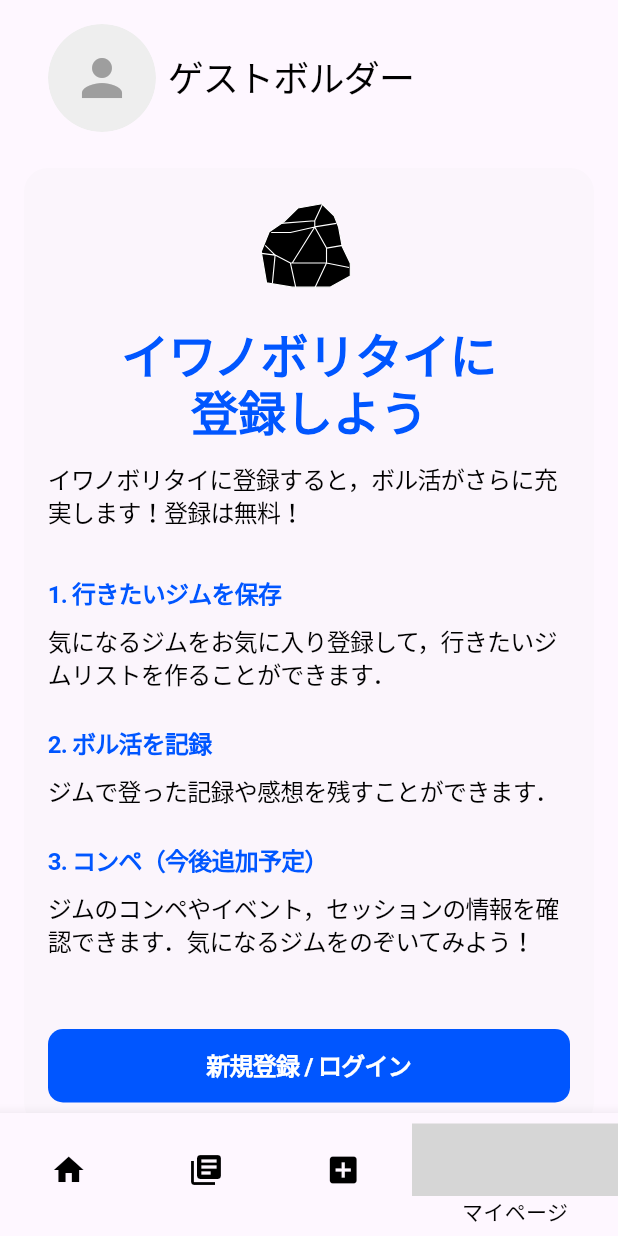
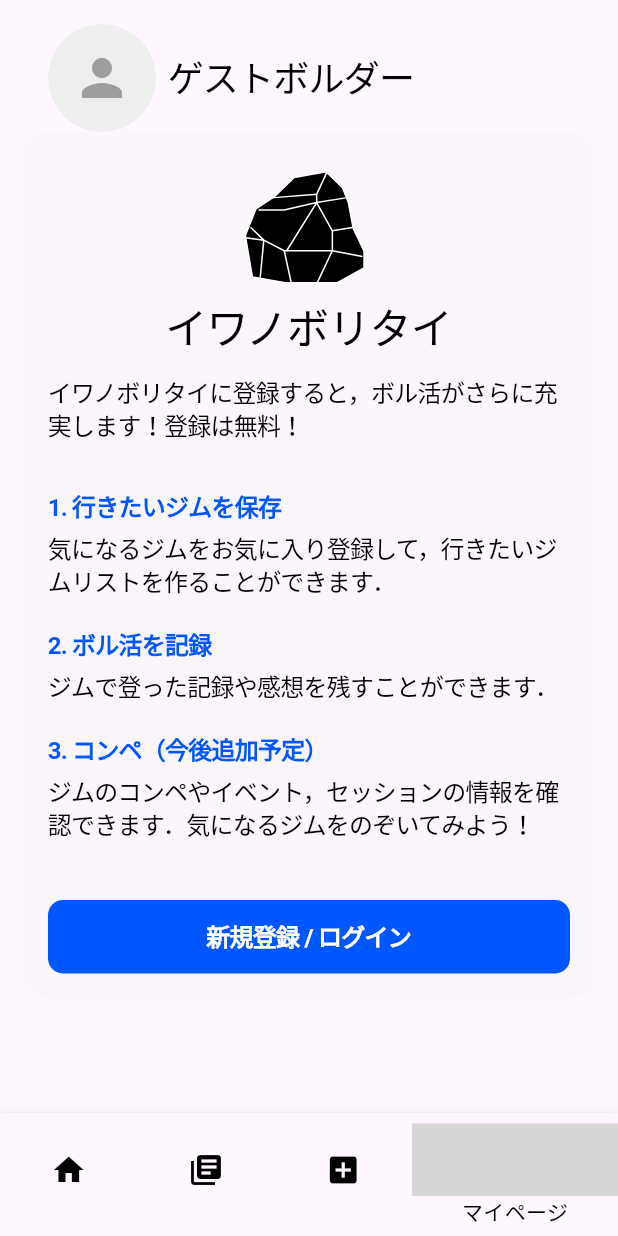
Before and after one commit to MRIkaito/bouldering_app, a Flutter app: the screen it shows after launch, item 4 of the bottom bar chosen, on a phone screen of 412 x 824 dp. Run offline on Flutter 3.47's test engine with Material 3 defaults, Android fonts, the phone set to English and light mode, and no system bars; our stand-ins replace file_picker, firebase_auth, firebase_core, flutter_riverpod, flutter_svg, go_router and 3 more; missing offline and left inert: googleapis; accounts and stored records are empty; network calls fail; project files that could hold a hidden picture were left out; grey boxes are pictures that could not be loaded.

Commit message:
不要なコメントアウトを削除/ロゴのレイアウト崩れを修正

```diff
--- a/lib/view/components/app_logo.dart
+++ b/lib/view/components/app_logo.dart
@@ -1,4 +1,3 @@
-// アイコン
 import 'package:flutter/material.dart';
 import 'package:flutter_svg/svg.dart';
 import 'package:google_fonts/google_fonts.dart';
--- a/lib/view/pages/login_or_signup_page.dart
+++ b/lib/view/pages/login_or_signup_page.dart
@@ -115,7 +115,7 @@ class _LoginOrSignUpPageState extends ConsumerState<LoginOrSignUpPage> {
                           // 余白
                           const SizedBox(height: 32),
                           // アイコン
-                          const AppLogo(),
+                          const Center(child: AppLogo()),
                           // 余白
                           const SizedBox(height: 24),
                           // メールアドレスの入力欄
--- a/lib/view/pages/unlogined_my_page.dart
+++ b/lib/view/pages/unlogined_my_page.dart
@@ -1,7 +1,7 @@
+import 'package:flutter/material.dart';
+import 'package:go_router/go_router.dart';
+import 'package:bouldering_app/view/components/app_logo.dart';
 import 'package:bouldering_app/view/components/user_logo_and_name.dart';
-import 'package:flutter/material.dart';
-import 'package:flutter_svg/svg.dart';
-import 'package:go_router/go_router.dart';
 
 class UnloginedMyPage extends StatelessWidget {
   const UnloginedMyPage({super.key});
@@ -18,8 +18,6 @@ class UnloginedMyPage extends StatelessWidget {
               // ユーザーのロゴ・ユーザ名部分
               const UserLogoAndName(userName: 'ゲストボルダー'),
 
-              const SizedBox(height: 24),
-
               Container(
                 decoration: BoxDecoration(
                   color: const Color(0xFFEEEEEE).withOpacity(0.2),
@@ -29,33 +27,7 @@ class UnloginedMyPage extends StatelessWidget {
                 child: Column(
                   crossAxisAlignment: CrossAxisAlignment.start,
                   children: [
-                    Center(
-                      child: SizedBox(
-                        width: 72,
-                        height: 72,
-                        child: SvgPicture.asset(
-                          'lib/view/assets/app_main_icon.svg',
-                        ),
-                      ),
-                    ),
-
-                    const SizedBox(height: 16),
-
-                    // 「イワノボリタイに登録しよう」のタイトル
-                    const Center(
-                      child: Text(
-                        'イワノボリタイに\n登録しよう',
-                        textAlign: TextAlign.center,
-                        style: TextStyle(
-                          color: Color(0xFF0056FF),
-                          fontSize: 32,
-                          fontFamily: 'Roboto',
-                          fontWeight: FontWeight.w700,
-                          height: 1.2,
-                          letterSpacing: -0.50,
-                        ),
-                      ),
-                    ),
+                    const Center(child: AppLogo()),
                     const SizedBox(height: 16),
 
                     // 説明テキスト
@@ -75,18 +47,18 @@ class UnloginedMyPage extends StatelessWidget {
 
                     // 各項目のリスト
                     _buildSectionTitle('1. 行きたいジムを保存'),
-                    const SizedBox(height: 8),
+                    const SizedBox(height: 4),
                     _buildSectionText('気になるジムをお気に入り登録して，行きたいジムリストを作ることができます．'),
-                    const SizedBox(height: 24),
+                    const SizedBox(height: 20),
                     _buildSectionTitle('2. ボル活を記録'),
-                    const SizedBox(height: 8),
+                    const SizedBox(height: 4),
                     _buildSectionText('ジムで登った記録や感想を残すことができます．'),
-                    const SizedBox(height: 24),
+                    const SizedBox(height: 20),
                     _buildSectionTitle('3. コンペ（今後追加予定）'),
-                    const SizedBox(height: 8),
+                    const SizedBox(height: 4),
                     _buildSectionText(
                         'ジムのコンペやイベント，セッションの情報を確認できます．気になるジムをのぞいてみよう！'),
-                    const SizedBox(height: 48),
+                    const SizedBox(height: 40),
 
                     // 画面遷移ボタン
                     InkWell(
```
Also changed, not shown: lib/view/pages/home_page.dart (+0 -23 lines).
